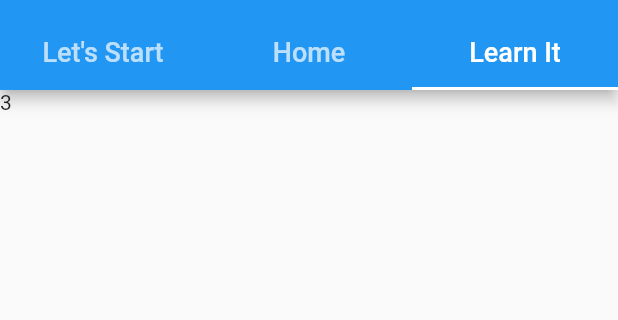
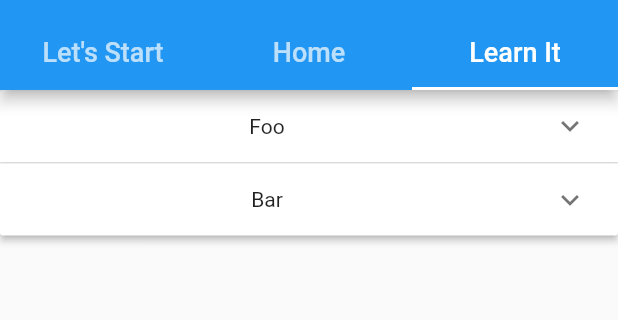
Before and after one commit to Jugendhackt/learn2learn, a Flutter app: the screen it shows after launch, tab 3 chosen, on a phone screen of 412 x 824 dp, the part 66-386 px from its top. Run offline on Flutter 3.47's test engine with Material 2 defaults, Android fonts, the phone set to English and light mode, and no system bars.

Commit message:
added "MayExpansionPanelList" to make it easier

```diff
--- /dev/null
+++ b/lib/expansion_panel/my_expansion_panel.dart
@@ -0,0 +1,29 @@
+import 'package:flutter/material.dart';
+
+/// Use this data class instead of [ExpansionPanel] if you use [MyExpansionPanelList].
+/// The idea here is to create a component that encapsulates completely the styling
+/// and logic of the [ExpansionPanel] which makes it easy to reuse.
+class MyExpansionPanel {
+  /// Creates an expansion panel to be used as a child for [ExpansionPanelList].
+  const MyExpansionPanel({
+    required this.title,
+    required this.body,
+    this.trailing,
+    this.padding,
+    this.key,
+  });
+  /// The title of this [ExpansionPanel].
+  final String title;
+
+  /// An optional widget which is displayed next to the title-
+  final Widget? trailing;
+
+  /// The body of this [ExpansionPanel].
+  final Widget body;
+
+  /// An optional [Key].
+  final Key? key;
+
+  /// Optional padding.
+  final EdgeInsets? padding;
+}
--- /dev/null
+++ b/lib/expansion_panel/my_expansion_panel_list.dart
@@ -0,0 +1,88 @@
+import 'package:collection/collection.dart';
+import 'package:flutter/material.dart';
+
+import 'my_expansion_panel.dart';
+export 'my_expansion_panel.dart';
+
+/// A thin wrapper of [ExpansionPanelList] that handles styling and the logic for you and encapsulates it.
+/// This is good for re-usability and saves you from the hassle of managing your own [ExpansionPanelList].
+class MyExpansionPanelList extends StatefulWidget {
+  /// Creates a new [ExpansionPanelList].
+  const MyExpansionPanelList({
+    required this.children,
+    this.boldTitleOnExpanded = true,
+    this.canTapOnHeader = true,
+    super.key,
+  });
+  /// The expansion panels to show.
+  final List<MyExpansionPanel> children;
+
+  /// Decides whether the title of expanded [ExpansionPanel]s should be bold or not.
+  ///
+  /// Defaults to true.
+  final bool boldTitleOnExpanded;
+
+  /// Whether tapping on the panel's header will expand/collapse it.
+  ///
+  /// Defaults to true.
+  final bool canTapOnHeader;
+
+  @override
+  State<MyExpansionPanelList> createState() => _MyExpansionPanelListState();
+}
+
+class _MyExpansionPanelListState extends State<MyExpansionPanelList> {
+  late List<bool> _isExpanded;
+
+  @override
+  void initState(){
+    super.initState();
+    _isExpanded = List.filled(widget.children.length, false);
+  }
+
+  @override
+  Widget build(BuildContext context) {
+    return ExpansionPanelList(
+      expansionCallback: (int i, bool isOpen) {
+        setState(() {
+          if(!isOpen){
+            _isExpanded = List.filled(widget.children.length, false);
+          }
+
+          _isExpanded[i] = !isOpen;
+        });
+      },
+      children: widget.children.mapIndexed((index, child) {
+        final title = Text(
+          child.title,
+          style: widget.boldTitleOnExpanded
+            ? Theme.of(context).textTheme.bodyMedium!.copyWith(
+                fontWeight: _isExpanded[widget.children.indexOf(child)] ? FontWeight.w800 : FontWeight.normal,
+              )
+            : null,
+        );
+        return ExpansionPanel(
+          canTapOnHeader: widget.canTapOnHeader,
+          isExpanded: _isExpanded[widget.children.indexOf(child)],
+          headerBuilder: (context, isOpen) => Container(
+            padding: const EdgeInsets.all(8.0),
+            alignment: Alignment.center,
+            key: child.key,
+            child: child.trailing == null
+              ? title
+              : Row(
+                  mainAxisAlignment: MainAxisAlignment.center,
+                  children: [title, child.trailing!],
+                ),
+          ),
+          body: child.padding == null
+            ? child.body
+            : Padding(
+                padding: child.padding!,
+                child: child.body,
+              ),
+        );
+      }).toList(),
+    );
+  }
+}
--- a/lib/tabs.dart
+++ b/lib/tabs.dart
@@ -1,6 +1,5 @@
 import 'package:flutter/material.dart';
-
-import 'home.dart';
+import 'package:learn2learn/expansion_panel/my_expansion_panel_list.dart';
 
 
 class TabPage extends StatefulWidget {
@@ -64,12 +63,33 @@ class _TabPageState extends State<TabPage> {
               ],
             ),
           ),
-          body: const TabBarView(
+          body: TabBarView(
               children: [
-                Text("1"),
-                HomePage(),
-                Text("3"),
-              ]
+                const Text('a'),
+                const Text('b'),
+                SingleChildScrollView(
+                  child: MyExpansionPanelList(
+                    children: [
+                      const MyExpansionPanel(
+                        title: 'Foo',
+                        body: Text('Fooooo'),
+                      ),
+                      MyExpansionPanel(
+                        title: 'Bar',
+                        body: Column(
+                          children: const [
+                            Text('Barrrrr'),
+                            Text('Barrrrr'),
+                            Text('Barrrrr'),
+                            Text('Barrrrr'),
+                            Text('Barrrrr'),
+                          ],
+                        ),
+                      ),
+                    ],
+                  ),
+                ),
+              ],
           ),
     ));
   }
```
